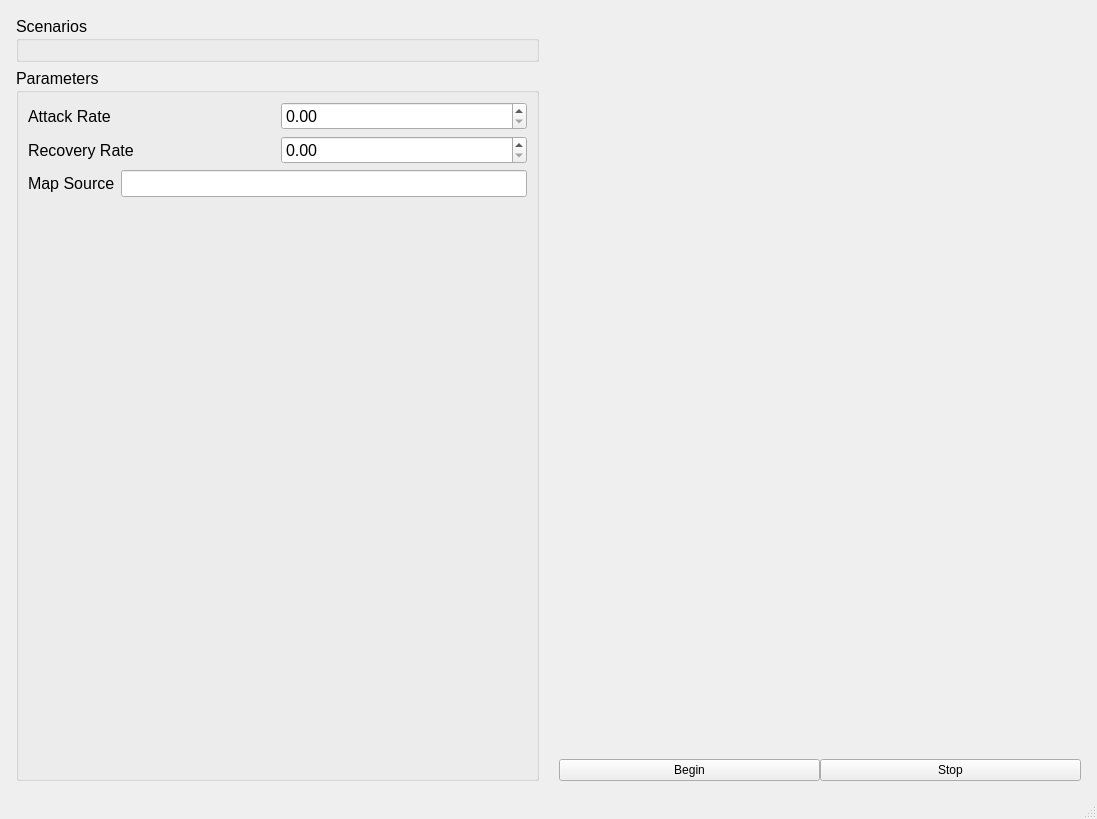
The window that mainwindow.ui (helderc/dss-bt-risk) describes before a commit, drawn with Qt 5.
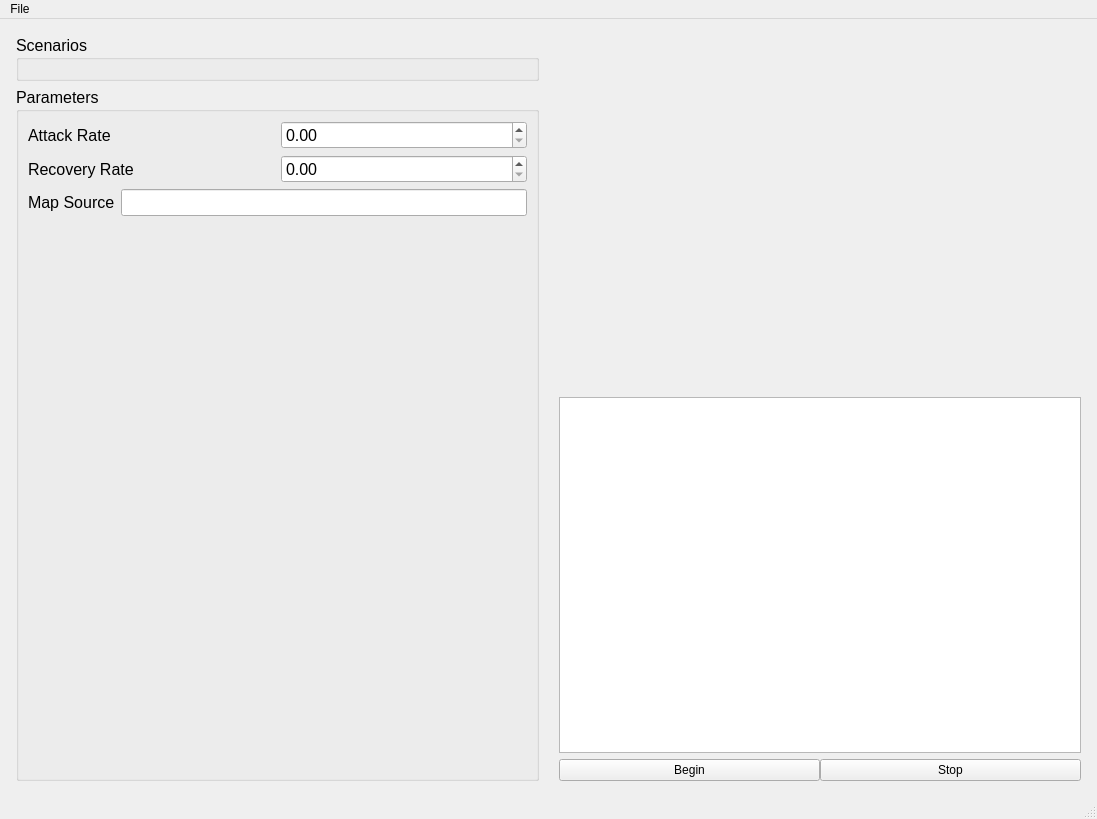
The same window after the commit. Custom widgets are drawn as their Qt base class.

Commit message: upd: organizing ui

```diff
--- a/mainwindow.ui
+++ b/mainwindow.ui
@@ -153,22 +153,7 @@
        </widget>
       </item>
       <item>
-       <layout class="QVBoxLayout" name="SIRLayout">
-        <property name="spacing">
-         <number>1</number>
-        </property>
-        <item>
-         <widget class="QWidget" name="simulationWidget" native="true">
-          <property name="sizePolicy">
-           <sizepolicy hsizetype="Expanding" vsizetype="Expanding">
-            <horstretch>0</horstretch>
-            <verstretch>0</verstretch>
-           </sizepolicy>
-          </property>
-          <layout class="QGridLayout" name="gridLayout_4"/>
-         </widget>
-        </item>
-       </layout>
+       <widget class="QTextEdit" name="txtEdtReport"/>
       </item>
       <item>
        <layout class="QHBoxLayout" name="horizontalLayout_4">
@@ -201,9 +186,16 @@
      <x>0</x>
      <y>0</y>
      <width>1097</width>
-     <height>26</height>
+     <height>21</height>
     </rect>
    </property>
+   <widget class="QMenu" name="menuFile">
+    <property name="title">
+     <string>File</string>
+    </property>
+    <addaction name="mnuExit"/>
+   </widget>
+   <addaction name="menuFile"/>
   </widget>
   <widget class="QStatusBar" name="statusbar"/>
  </widget>
```
Left out of the diff: 7 changed lines with no effect on the pictures.
